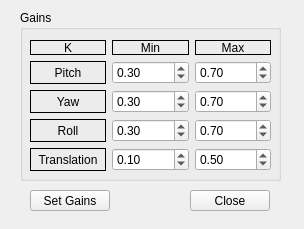
First picture: the form in ControllerWidget/gainswidget.ui, repository adegirmenci/HBL-ICEbot, before the edit.
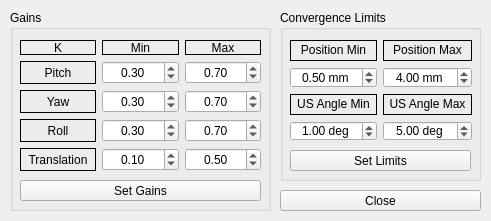
Second picture: the form after the edit.

Commit message: Controller: Moved convergence limit spinboxes to the gainsWidget as well.

The edit to the form file:
```diff
--- a/ControllerWidget/gainswidget.ui
+++ b/ControllerWidget/gainswidget.ui
@@ -6,8 +6,8 @@
    <rect>
     <x>0</x>
     <y>0</y>
-    <width>304</width>
-    <height>229</height>
+    <width>491</width>
+    <height>221</height>
    </rect>
   </property>
   <property name="windowTitle">
@@ -16,9 +16,9 @@
   <widget class="QPushButton" name="closeButton">
    <property name="geometry">
     <rect>
-     <x>190</x>
+     <x>280</x>
      <y>190</y>
-     <width>80</width>
+     <width>201</width>
      <height>21</height>
     </rect>
    </property>
@@ -29,10 +29,10 @@
   <widget class="QGroupBox" name="gainsGroupBox">
    <property name="geometry">
     <rect>
-     <x>20</x>
+     <x>10</x>
      <y>10</y>
      <width>261</width>
-     <height>171</height>
+     <height>201</height>
     </rect>
    </property>
    <property name="title">
@@ -50,6 +50,9 @@
     <layout class="QGridLayout" name="gainsLayout">
      <item row="4" column="1">
       <widget class="QDoubleSpinBox" name="gainTransMinSpinbox">
+       <property name="alignment">
+        <set>Qt::AlignCenter</set>
+       </property>
        <property name="maximum">
         <double>5.000000000000000</double>
        </property>
@@ -70,7 +73,7 @@
         </size>
        </property>
        <property name="frameShape">
-        <enum>QFrame::Box</enum>
+        <enum>QFrame::Panel</enum>
        </property>
        <property name="text">
         <string>Min</string>
@@ -89,7 +92,7 @@
         </size>
        </property>
        <property name="frameShape">
-        <enum>QFrame::Box</enum>
+        <enum>QFrame::Panel</enum>
        </property>
        <property name="text">
         <string>Max</string>
@@ -114,6 +117,9 @@
      </item>
      <item row="2" column="2">
       <widget class="QDoubleSpinBox" name="gainYawMaxSpinbox">
+       <property name="alignment">
+        <set>Qt::AlignCenter</set>
+       </property>
        <property name="maximum">
         <double>5.000000000000000</double>
        </property>
@@ -127,6 +133,9 @@
      </item>
      <item row="1" column="1">
       <widget class="QDoubleSpinBox" name="gainPitchMinSpinbox">
+       <property name="alignment">
+        <set>Qt::AlignCenter</set>
+       </property>
        <property name="maximum">
         <double>5.000000000000000</double>
        </property>
@@ -140,6 +149,9 @@
      </item>
      <item row="1" column="2">
       <widget class="QDoubleSpinBox" name="gainPitchMaxSpinbox">
+       <property name="alignment">
+        <set>Qt::AlignCenter</set>
+       </property>
        <property name="maximum">
         <double>5.000000000000000</double>
        </property>
@@ -153,6 +165,9 @@
      </item>
      <item row="3" column="2">
       <widget class="QDoubleSpinBox" name="gainRollMaxSpinbox">
+       <property name="alignment">
+        <set>Qt::AlignCenter</set>
+       </property>
        <property name="maximum">
         <double>5.000000000000000</double>
        </property>
@@ -166,6 +181,9 @@
      </item>
      <item row="2" column="1">
       <widget class="QDoubleSpinBox" name="gainYawMinSpinbox">
+       <property name="alignment">
+        <set>Qt::AlignCenter</set>
+       </property>
        <property name="maximum">
         <double>5.000000000000000</double>
        </property>
@@ -192,6 +210,9 @@
      </item>
      <item row="3" column="1">
       <widget class="QDoubleSpinBox" name="gainRollMinSpinbox">
+       <property name="alignment">
+        <set>Qt::AlignCenter</set>
+       </property>
        <property name="maximum">
         <double>5.000000000000000</double>
        </property>
@@ -205,6 +226,9 @@
      </item>
      <item row="4" column="2">
       <widget class="QDoubleSpinBox" name="gainTransMaxSpinbox">
+       <property name="alignment">
+        <set>Qt::AlignCenter</set>
+       </property>
        <property name="maximum">
         <double>5.000000000000000</double>
        </property>
@@ -263,19 +287,185 @@
      </item>
     </layout>
    </widget>
+   <widget class="QPushButton" name="setGainsButton">
+    <property name="geometry">
+     <rect>
+      <x>10</x>
+      <y>170</y>
+      <width>241</width>
+      <height>21</height>
+     </rect>
+    </property>
+    <property name="text">
+     <string>Set Gains</string>
+    </property>
+   </widget>
   </widget>
-  <widget class="QPushButton" name="setGainsButton">
+  <widget class="QGroupBox" name="convLimitsGroupBox">
    <property name="geometry">
     <rect>
-     <x>30</x>
-     <y>190</y>
-     <width>80</width>
-     <height>21</height>
+     <x>280</x>
+     <y>10</y>
+     <width>201</width>
+     <height>171</height>
     </rect>
    </property>
-   <property name="text">
-    <string>Set Gains</string>
+   <property name="title">
+    <string>Convergence Limits</string>
    </property>
+   <widget class="QWidget" name="gridLayoutWidget_6">
+    <property name="geometry">
+     <rect>
+      <x>10</x>
+      <y>30</y>
+      <width>182</width>
+      <height>101</height>
+     </rect>
+    </property>
+    <layout class="QGridLayout" name="gridLayout_5">
+     <item row="1" column="0">
+      <widget class="QDoubleSpinBox" name="posConvMinSpinbox">
+       <property name="alignment">
+        <set>Qt::AlignCenter</set>
+       </property>
+       <property name="suffix">
+        <string notr="true"> mm</string>
+       </property>
+       <property name="maximum">
+        <double>100.000000000000000</double>
+       </property>
+       <property name="singleStep">
+        <double>0.500000000000000</double>
+       </property>
+       <property name="value">
+        <double>0.500000000000000</double>
+       </property>
+      </widget>
+     </item>
+     <item row="3" column="0">
+      <widget class="QDoubleSpinBox" name="angConvMinSpinbox">
+       <property name="alignment">
+        <set>Qt::AlignCenter</set>
+       </property>
+       <property name="suffix">
+        <string notr="true"> deg</string>
+       </property>
+       <property name="maximum">
+        <double>90.000000000000000</double>
+       </property>
+       <property name="singleStep">
+        <double>0.500000000000000</double>
+       </property>
+       <property name="value">
+        <double>1.000000000000000</double>
+       </property>
+      </widget>
+     </item>
+     <item row="1" column="1">
+      <widget class="QDoubleSpinBox" name="posConvMaxSpinbox">
+       <property name="alignment">
+        <set>Qt::AlignCenter</set>
+       </property>
+       <property name="suffix">
+        <string notr="true"> mm</string>
+       </property>
+       <property name="maximum">
+        <double>1000.000000000000000</double>
+       </property>
+       <property name="singleStep">
+        <double>0.500000000000000</double>
+       </property>
+       <property name="value">
+        <double>4.000000000000000</double>
+       </property>
+      </widget>
+     </item>
+     <item row="3" column="1">
+      <widget class="QDoubleSpinBox" name="angConvMaxSpinbox">
+       <property name="alignment">
+        <set>Qt::AlignCenter</set>
+       </property>
+       <property name="suffix">
+        <string notr="true"> deg</string>
+       </property>
+       <property name="maximum">
+        <double>180.000000000000000</double>
+       </property>
+       <property name="singleStep">
+        <double>0.500000000000000</double>
+       </property>
+       <property name="value">
+        <double>5.000000000000000</double>
+       </property>
+      </widget>
+     </item>
+     <item row="0" column="0">
+      <widget class="QLabel" name="posConvMinLabel">
+       <property name="frameShape">
+        <enum>QFrame::Panel</enum>
+       </property>
+       <property name="text">
+        <string>Position Min</string>
+       </property>
+       <property name="alignment">
+        <set>Qt::AlignBottom|Qt::AlignHCenter</set>
+       </property>
+      </widget>
+     </item>
+     <item row="0" column="1">
+      <widget class="QLabel" name="posConvMaxLabel">
+       <property name="frameShape">
+        <enum>QFrame::Panel</enum>
+       </property>
+       <property name="text">
+        <string>Position Max</string>
+       </property>
+       <property name="alignment">
+        <set>Qt::AlignBottom|Qt::AlignHCenter</set>
+       </property>
+      </widget>
+     </item>
+     <item row="2" column="0">
+      <widget class="QLabel" name="angConvMinLabel">
+       <property name="frameShape">
+        <enum>QFrame::Panel</enum>
+       </property>
+       <property name="text">
+        <string>US Angle Min</string>
+       </property>
+       <property name="alignment">
+        <set>Qt::AlignBottom|Qt::AlignHCenter</set>
+       </property>
+      </widget>
+     </item>
+     <item row="2" column="1">
+      <widget class="QLabel" name="angConvMaxLabel">
+       <property name="frameShape">
+        <enum>QFrame::Panel</enum>
+       </property>
+       <property name="text">
+        <string>US Angle Max</string>
+       </property>
+       <property name="alignment">
+        <set>Qt::AlignBottom|Qt::AlignHCenter</set>
+       </property>
+      </widget>
+     </item>
+    </layout>
+   </widget>
+   <widget class="QPushButton" name="setLimitsButton">
+    <property name="geometry">
+     <rect>
+      <x>10</x>
+      <y>140</y>
+      <width>181</width>
+      <height>21</height>
+     </rect>
+    </property>
+    <property name="text">
+     <string>Set Limits</string>
+    </property>
+   </widget>
   </widget>
  </widget>
  <resources/>
```
The commit also changes 7 other files.
